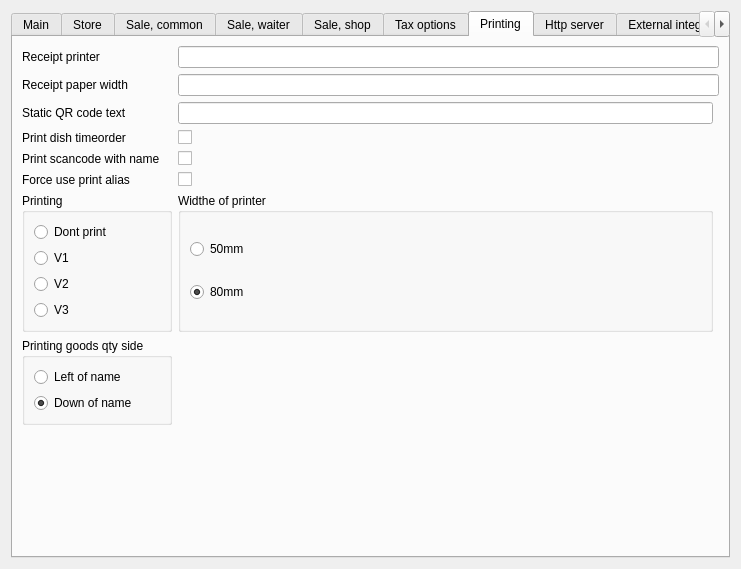
Old version of the form Reports/c5settingswidget.ui in the repository End1-1/Cafe5.
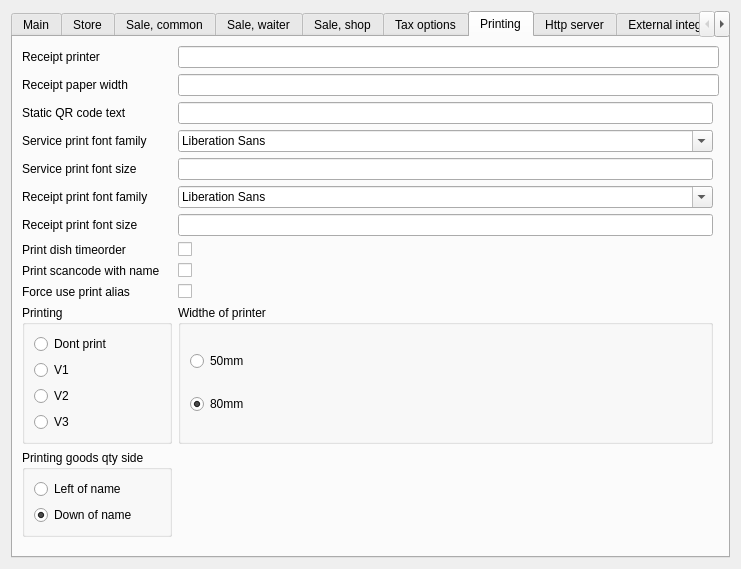
New version of the form. The open tabs and pages were chosen to show the change. Custom widgets are drawn as their Qt base class.

Diff of the .ui file:
```diff
--- a/Reports/c5settingswidget.ui
+++ b/Reports/c5settingswidget.ui
@@ -1359,6 +1359,181 @@
          </property>
         </widget>
        </item>
+       <item row="7" column="0">
+        <widget class="QLabel" name="label_58">
+         <property name="text">
+          <string>Print dish timeorder</string>
+         </property>
+        </widget>
+       </item>
+       <item row="3" column="1">
+        <widget class="QFontComboBox" name="fbServiceFont">
+         <property name="Tag" stdset="0">
+          <number>102</number>
+         </property>
+        </widget>
+       </item>
+       <item row="0" column="0">
+        <widget class="QLabel" name="label">
+         <property name="text">
+          <string>Receipt printer</string>
+         </property>
+        </widget>
+       </item>
+       <item row="5" column="1">
+        <widget class="QFontComboBox" name="fbReceiptFont">
+         <property name="Tag" stdset="0">
+          <number>103</number>
+         </property>
+        </widget>
+       </item>
+       <item row="4" column="0">
+        <widget class="QLabel" name="label_97">
+         <property name="text">
+          <string>Service print font size</string>
+         </property>
+        </widget>
+       </item>
+       <item row="12" column="1">
+        <widget class="QGroupBox" name="groupBox_3">
+         <property name="minimumSize">
+          <size>
+           <width>0</width>
+           <height>0</height>
+          </size>
+         </property>
+         <property name="title">
+          <string>Widthe of printer</string>
+         </property>
+         <layout class="QVBoxLayout" name="verticalLayout_4">
+          <item>
+           <widget class="QRadioButton" name="rbPrint50">
+            <property name="text">
+             <string>50mm</string>
+            </property>
+            <property name="tag" stdset="0">
+             <number>63</number>
+            </property>
+           </widget>
+          </item>
+          <item>
+           <widget class="QRadioButton" name="rbPrint80">
+            <property name="text">
+             <string>80mm</string>
+            </property>
+            <property name="checked">
+             <bool>true</bool>
+            </property>
+            <property name="tag" stdset="0">
+             <number>64</number>
+            </property>
+           </widget>
+          </item>
+         </layout>
+        </widget>
+       </item>
+       <item row="10" column="1">
+        <widget class="C5CheckBox" name="chForceUsePrintAlias">
+         <property name="text">
+          <string/>
+         </property>
+         <property name="Tag" stdset="0">
+          <number>100</number>
+         </property>
+        </widget>
+       </item>
+       <item row="14" column="1">
+        <spacer name="verticalSpacer_7">
+         <property name="orientation">
+          <enum>Qt::Vertical</enum>
+         </property>
+         <property name="sizeHint" stdset="0">
+          <size>
+           <width>20</width>
+           <height>256</height>
+          </size>
+         </property>
+        </spacer>
+       </item>
+       <item row="7" column="1">
+        <widget class="C5CheckBox" name="chPrintDishOrder">
+         <property name="text">
+          <string/>
+         </property>
+         <property name="Tag" stdset="0">
+          <number>62</number>
+         </property>
+        </widget>
+       </item>
+       <item row="3" column="0">
+        <widget class="QLabel" name="label_95">
+         <property name="text">
+          <string>Service print font family</string>
+         </property>
+        </widget>
+       </item>
+       <item row="13" column="0">
+        <widget class="QGroupBox" name="groupBox_2">
+         <property name="minimumSize">
+          <size>
+           <width>0</width>
+           <height>0</height>
+          </size>
+         </property>
+         <property name="title">
+          <string>Printing goods qty side</string>
+         </property>
+         <layout class="QVBoxLayout" name="verticalLayout_3">
+          <item>
+           <widget class="QRadioButton" name="rbPrintLeft">
+            <property name="text">
+             <string>Left of name</string>
+            </property>
+            <property name="tag" stdset="0">
+             <number>58</number>
+            </property>
+           </widget>
+          </item>
+          <item>
+           <widget class="QRadioButton" name="rbPrintDown">
+            <property name="text">
+             <string>Down of name</string>
+            </property>
+            <property name="checked">
+             <bool>true</bool>
+            </property>
+            <property name="tag" stdset="0">
+             <number>59</number>
+            </property>
+           </widget>
+          </item>
+         </layout>
+        </widget>
+       </item>
+       <item row="0" column="1" colspan="2">
+        <widget class="C5LineEdit" name="leLocalReceiptPrinter">
+         <property name="Tag" stdset="0">
+          <number>1</number>
+         </property>
+        </widget>
+       </item>
+       <item row="9" column="1">
+        <widget class="C5CheckBox" name="chPrintScancodeWithName">
+         <property name="text">
+          <string/>
+         </property>
+         <property name="Tag" stdset="0">
+          <number>60</number>
+         </property>
+        </widget>
+       </item>
+       <item row="9" column="0">
+        <widget class="QLabel" name="label_57">
+         <property name="text">
+          <string>Print scancode with name</string>
+         </property>
+        </widget>
+       </item>
        <item row="2" column="1">
         <widget class="C5LineEdit" name="leStaticQRCode">
          <property name="Tag" stdset="0">
@@ -1366,7 +1541,7 @@
          </property>
         </widget>
        </item>
-       <item row="8" column="0">
+       <item row="12" column="0">
         <widget class="QGroupBox" name="groupBox">
          <property name="minimumSize">
           <size>
@@ -1430,51 +1605,6 @@
          </layout>
         </widget>
        </item>
-       <item row="3" column="0">
-        <widget class="QLabel" name="label_58">
-         <property name="text">
-          <string>Print dish timeorder</string>
-         </property>
-        </widget>
-       </item>
-       <item row="9" column="0">
-        <widget class="QGroupBox" name="groupBox_2">
-         <property name="minimumSize">
-          <size>
-           <width>0</width>
-           <height>0</height>
-          </size>
-         </property>
-         <property name="title">
-          <string>Printing goods qty side</string>
-         </property>
-         <layout class="QVBoxLayout" name="verticalLayout_3">
-          <item>
-           <widget class="QRadioButton" name="rbPrintLeft">
-            <property name="text">
-             <string>Left of name</string>
-            </property>
-            <property name="tag" stdset="0">
-             <number>58</number>
-            </property>
-           </widget>
-          </item>
-          <item>
-           <widget class="QRadioButton" name="rbPrintDown">
-            <property name="text">
-             <string>Down of name</string>
-            </property>
-            <property name="checked">
-             <bool>true</bool>
-            </property>
-            <property name="tag" stdset="0">
-             <number>59</number>
-            </property>
-           </widget>
-          </item>
-         </layout>
-        </widget>
-       </item>
        <item row="1" column="0">
         <widget class="QLabel" name="label_59">
          <property name="text">
@@ -1482,119 +1612,45 @@
          </property>
         </widget>
        </item>
-       <item row="0" column="1" colspan="2">
-        <widget class="C5LineEdit" name="leLocalReceiptPrinter">
-         <property name="Tag" stdset="0">
-          <number>1</number>
-         </property>
-        </widget>
-       </item>
-       <item row="1" column="1" colspan="2">
-        <widget class="C5LineEdit" name="leReceipPaperWidth">
-         <property name="Tag" stdset="0">
-          <number>61</number>
-         </property>
-        </widget>
-       </item>
-       <item row="5" column="1">
-        <widget class="C5CheckBox" name="chPrintScancodeWithName">
-         <property name="text">
-          <string/>
-         </property>
-         <property name="Tag" stdset="0">
-          <number>60</number>
-         </property>
-        </widget>
-       </item>
-       <item row="8" column="1">
-        <widget class="QGroupBox" name="groupBox_3">
-         <property name="minimumSize">
-          <size>
-           <width>0</width>
-           <height>0</height>
-          </size>
-         </property>
-         <property name="title">
-          <string>Widthe of printer</string>
-         </property>
-         <layout class="QVBoxLayout" name="verticalLayout_4">
-          <item>
-           <widget class="QRadioButton" name="rbPrint50">
-            <property name="text">
-             <string>50mm</string>
-            </property>
-            <property name="tag" stdset="0">
-             <number>63</number>
-            </property>
-           </widget>
-          </item>
-          <item>
-           <widget class="QRadioButton" name="rbPrint80">
-            <property name="text">
-             <string>80mm</string>
-            </property>
-            <property name="checked">
-             <bool>true</bool>
-            </property>
-            <property name="tag" stdset="0">
-             <number>64</number>
-            </property>
-           </widget>
-          </item>
-         </layout>
-        </widget>
-       </item>
-       <item row="10" column="1">
-        <spacer name="verticalSpacer_7">
-         <property name="orientation">
-          <enum>Qt::Vertical</enum>
-         </property>
-         <property name="sizeHint" stdset="0">
-          <size>
-           <width>20</width>
-           <height>256</height>
-          </size>
-         </property>
-        </spacer>
-       </item>
-       <item row="3" column="1">
-        <widget class="C5CheckBox" name="chPrintDishOrder">
-         <property name="text">
-          <string/>
-         </property>
-         <property name="Tag" stdset="0">
-          <number>62</number>
-         </property>
-        </widget>
-       </item>
-       <item row="0" column="0">
-        <widget class="QLabel" name="label">
-         <property name="text">
-          <string>Receipt printer</string>
-         </property>
-        </widget>
-       </item>
        <item row="5" column="0">
-        <widget class="QLabel" name="label_57">
+        <widget class="QLabel" name="label_96">
          <property name="text">
-          <string>Print scancode with name</string>
+          <string>Receipt print font family</string>
          </property>
         </widget>
        </item>
-       <item row="6" column="0">
+       <item row="10" column="0">
         <widget class="QLabel" name="label_93">
          <property name="text">
           <string>Force use print alias</string>
          </property>
         </widget>
        </item>
-       <item row="6" column="1">
-        <widget class="C5CheckBox" name="chForceUsePrintAlias">
+       <item row="1" column="1" colspan="2">
+        <widget class="C5LineEdit" name="leReceipPaperWidth">
+         <property name="Tag" stdset="0">
+          <number>61</number>
+         </property>
+        </widget>
+       </item>
+       <item row="6" column="0">
+        <widget class="QLabel" name="label_98">
          <property name="text">
-          <string/>
+          <string>Receipt print font size</string>
          </property>
+        </widget>
+       </item>
+       <item row="4" column="1">
+        <widget class="C5LineEdit" name="leServiceFontSize">
          <property name="Tag" stdset="0">
-          <number>100</number>
+          <number>104</number>
+         </property>
+        </widget>
+       </item>
+       <item row="6" column="1">
+        <widget class="C5LineEdit" name="lereceiptFontSize">
+         <property name="Tag" stdset="0">
+          <number>105</number>
          </property>
         </widget>
        </item>
@@ -1902,11 +1958,6 @@
   </layout>
  </widget>
  <customwidgets>
-  <customwidget>
-   <class>C5LineEdit</class>
-   <extends>QLineEdit</extends>
-   <header location="global">c5lineedit.h</header>
-  </customwidget>
   <customwidget>
    <class>C5LineEditWithSelector</class>
    <extends>QLineEdit</extends>
@@ -1917,6 +1968,11 @@
    <extends>QCheckBox</extends>
    <header location="global">c5checkbox.h</header>
   </customwidget>
+  <customwidget>
+   <class>C5LineEdit</class>
+   <extends>QLineEdit</extends>
+   <header location="global">c5lineedit.h</header>
+  </customwidget>
   <customwidget>
    <class>C5ComboBox</class>
    <extends>QComboBox</extends>
```
Left out of the diff: 2 changed lines with no effect on the pictures.
